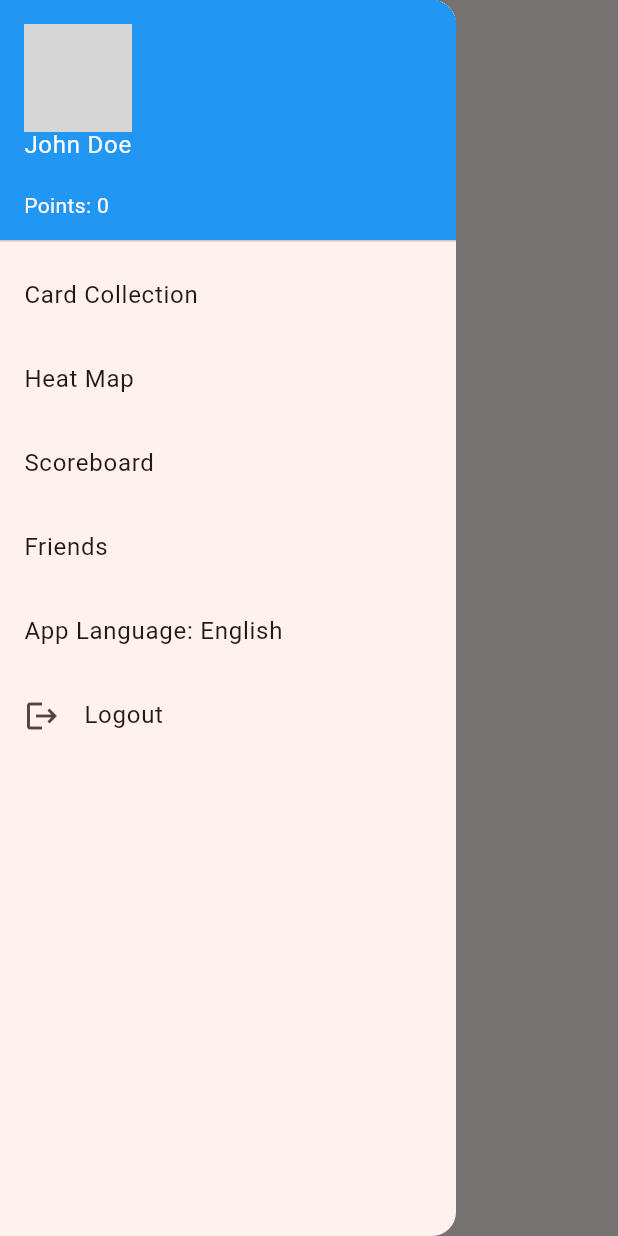
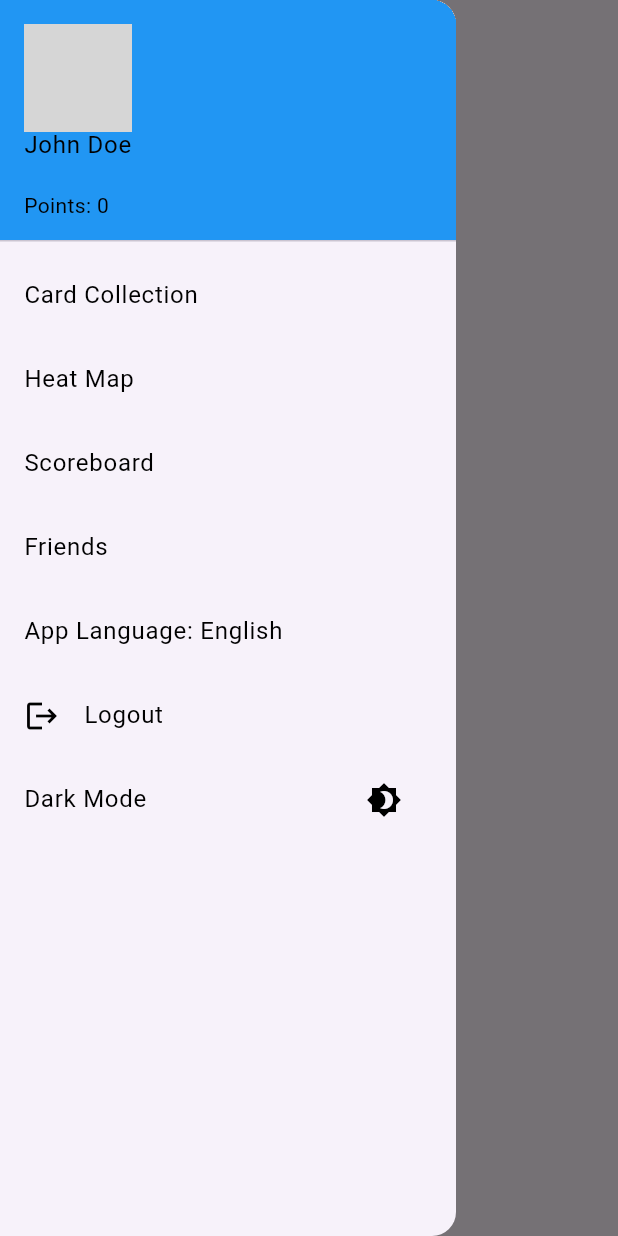
Before and after one commit to Sumanth1997/GemAI_Dev, a Flutter app: the screen it shows once a user with an empty profile is signed in, with the side drawer open, on a phone screen of 412 x 824 dp. Run offline on Flutter 3.47's test engine with Material 3 defaults, Android fonts, the phone set to English and light mode, and no system bars; our stand-ins replace card_swiper, cloud_firestore, confetti, firebase_auth, firebase_core, firebase_storage and 11 more; missing offline and left inert: firebase_ui_auth, firebase_ui_oauth_google, maps_launcher; accounts and stored records are empty; generated files the repository leaves out were written again; network calls fail; grey boxes are pictures that could not be loaded.

Commit message:
Dark & light mode theme feature

```diff
--- a/scavhunt/lib/Pages/drawer.dart
+++ b/scavhunt/lib/Pages/drawer.dart
@@ -15,7 +15,6 @@ import 'package:cloud_firestore/cloud_firestore.dart';
 import 'package:shared_preferences/shared_preferences.dart';
 import 'package:provider/provider.dart';
 import 'package:flutter_gen/gen_l10n/app_localization.dart';
-
 
 class AppDrawer extends StatefulWidget {
   const AppDrawer({Key? key}) : super(key: key);
@@ -39,6 +38,7 @@ class _AppDrawerState extends State<AppDrawer> {
     'Japanese',
   ];
   bool _showLanguageDropdown = false; // Flag to control dropdown visibility
+  bool _isDarkMode = false; // Flag to control dark mode
 
   @override
   void initState() {
@@ -46,6 +46,7 @@ class _AppDrawerState extends State<AppDrawer> {
     _fetchPoints();
     _loadProfileImage(); // Load the profile image when the widget initializes
     _loadSelectedLanguage(); // Load the selected language from SharedPreferences
+    _loadDarkMode(); // Load dark mode preference
   }
 
   Future<void> _fetchPoints() async {
@@ -122,6 +123,30 @@ class _AppDrawerState extends State<AppDrawer> {
     await prefs.setString('selectedLanguage', _selectedLanguage);
   }
 
+  // Load dark mode preference from SharedPreferences
+  Future<void> _loadDarkMode() async {
+    final prefs = await SharedPreferences.getInstance();
+    setState(() {
+      _isDarkMode = prefs.getBool('isDarkMode') ?? false;
+    });
+  }
+
+  // Save dark mode preference to SharedPreferences
+  Future<void> _saveDarkMode() async {
+    final prefs = await SharedPreferences.getInstance();
+    await prefs.setBool('isDarkMode', _isDarkMode);
+  }
+
+  // Toggle dark mode
+  void _toggleDarkMode() {
+    setState(() {
+      _isDarkMode = !_isDarkMode;
+      _saveDarkMode();
+      // Update the theme provider
+      Provider.of<ThemeProvider>(context, listen: false).toggleTheme();
+    });
+  }
+
   @override
   Widget build(BuildContext context) {
     final user = FirebaseAuth.instance.currentUser;
@@ -134,18 +159,33 @@ class _AppDrawerState extends State<AppDrawer> {
         children: [
           UserAccountsDrawerHeader(
             decoration: BoxDecoration(
-              color: Colors.blue,
+              color: _isDarkMode ? Colors.grey[900] : Colors.blue,
             ),
             accountName: Padding(
               padding:
                   const EdgeInsets.only(top: 35.0), // Increased top padding
-              child: Text('John Doe'),
+              child: Text(
+                'John Doe',
+                style: TextStyle(
+                  color: _isDarkMode ? Colors.white : Colors.black,
+                ),
+              ),
             ),
             accountEmail: Column(
               crossAxisAlignment: CrossAxisAlignment.start,
               children: [
-                Text(email),
-                Text('Points: $currentPoints'),
+                Text(
+                  email,
+                  style: TextStyle(
+                    color: _isDarkMode ? Colors.white : Colors.black,
+                  ),
+                ),
+                Text(
+                  'Points: $currentPoints',
+                  style: TextStyle(
+                    color: _isDarkMode ? Colors.white : Colors.black,
+                  ),
+                ),
               ],
             ),
             currentAccountPicture: GestureDetector(
@@ -159,7 +199,12 @@ class _AppDrawerState extends State<AppDrawer> {
             ),
           ),
           ListTile(
-            title: Text(AppLocalizations.of(context)?.cardCollection ?? 'Card Collection'),
+            title: Text(
+              AppLocalizations.of(context)?.cardCollection ?? 'Card Collection',
+              style: TextStyle(
+                color: _isDarkMode ? Colors.white : Colors.black,
+              ),
+            ),
             onTap: () {
               Navigator.push(
                 context,
@@ -168,7 +213,12 @@ class _AppDrawerState extends State<AppDrawer> {
             },
           ),
           ListTile(
-            title: Text(AppLocalizations.of(context)?.heatMap ?? 'Heat Map'),
+            title: Text(
+              AppLocalizations.of(context)?.heatMap ?? 'Heat Map',
+              style: TextStyle(
+                color: _isDarkMode ? Colors.white : Colors.black,
+              ),
+            ),
             onTap: () {
               Navigator.push(
                 context,
@@ -177,7 +227,12 @@ class _AppDrawerState extends State<AppDrawer> {
             },
           ),
           ListTile(
-            title: Text(AppLocalizations.of(context)?.scoreboard ?? 'Scoreboard'),
+            title: Text(
+              AppLocalizations.of(context)?.scoreboard ?? 'Scoreboard',
+              style: TextStyle(
+                color: _isDarkMode ? Colors.white : Colors.black,
+              ),
+            ),
             onTap: () {
               Navigator.push(
                 context,
@@ -186,7 +241,12 @@ class _AppDrawerState extends State<AppDrawer> {
             },
           ),
           ListTile(
-            title: Text(AppLocalizations.of(context)?.friends ?? 'Scoreboard'),
+            title: Text(
+              AppLocalizations.of(context)?.friends ?? 'Scoreboard',
+              style: TextStyle(
+                color: _isDarkMode ? Colors.white : Colors.black,
+              ),
+            ),
             onTap: () {
               Navigator.push(
                 context,
@@ -195,7 +255,12 @@ class _AppDrawerState extends State<AppDrawer> {
             },
           ),
           ListTile(
-            title: Text('App Language: $_selectedLanguage'), // Display selected language
+            title: Text(
+              'App Language: $_selectedLanguage',
+              style: TextStyle(
+                color: _isDarkMode ? Colors.white : Colors.black,
+              ),
+            ), // Display selected language
             onTap: () {
               setState(() {
                 _showLanguageDropdown = !_showLanguageDropdown; // Toggle dropdown
@@ -207,7 +272,12 @@ class _AppDrawerState extends State<AppDrawer> {
                     items: _languages.map((language) {
                       return DropdownMenuItem<String>(
                         value: language,
-                        child: Text(language),
+                        child: Text(
+                          language,
+                          style: TextStyle(
+                            color: _isDarkMode ? Colors.white : Colors.black,
+                          ),
+                        ),
                       );
                     }).toList(),
                     onChanged: (newValue) {
@@ -215,15 +285,24 @@ class _AppDrawerState extends State<AppDrawer> {
                         _selectedLanguage = newValue!;
                         _saveSelectedLanguage(); // Save the selected language
                         _showLanguageDropdown = false;
-                        Provider.of<LocaleProvider>(context, listen: false).setLocale(newValue);// Hide dropdown after selection
+                        Provider.of<LocaleProvider>(context, listen: false)
+                            .setLocale(newValue); // Hide dropdown after selection
                       });
                     },
                   )
                 : null, // Hide dropdown if not tapped
           ),
           ListTile(
-            title: Text(AppLocalizations.of(context)?.logout ?? 'Scoreboard'),
-            leading: Icon(Icons.logout),
+            title: Text(
+              AppLocalizations.of(context)?.logout ?? 'Scoreboard',
+              style: TextStyle(
+                color: _isDarkMode ? Colors.white : Colors.black,
+              ),
+            ),
+            leading: Icon(
+              Icons.logout,
+              color: _isDarkMode ? Colors.white : Colors.black,
+            ),
             onTap: () async {
               await FirebaseAuth.instance.signOut();
               Navigator.pop(context);
@@ -233,8 +312,35 @@ class _AppDrawerState extends State<AppDrawer> {
               );
             },
           ),
+          ListTile(
+            title: Text(
+              _isDarkMode ? 'Light Mode' : 'Dark Mode',
+              style: TextStyle(
+                color: _isDarkMode ? Colors.white : Colors.black,
+              ),
+            ), // Toggle text based on dark mode
+            trailing: IconButton(
+              icon: Icon(
+                _isDarkMode ? Icons.brightness_7 : Icons.brightness_4,
+                color: _isDarkMode ? Colors.white : Colors.black,
+              ),
+              onPressed: _toggleDarkMode,
+            ),
+          ),
         ],
       ),
     );
   }
 }
+
+// Create a ThemeProvider class to manage the theme
+class ThemeProvider extends ChangeNotifier {
+  bool _isDarkMode = false;
+
+  bool get isDarkMode => _isDarkMode;
+
+  void toggleTheme() {
+    _isDarkMode = !_isDarkMode;
+    notifyListeners();
+  }
+}
--- a/scavhunt/lib/Pages/main.dart
+++ b/scavhunt/lib/Pages/main.dart
@@ -2,6 +2,7 @@ import 'package:firebase_core/firebase_core.dart';
 import 'package:flutter/material.dart';
 import 'package:flutter_localizations/flutter_localizations.dart';
 import 'package:namer_app/Pages/auth_gate.dart';
+import 'package:namer_app/Pages/drawer.dart';
 
 import 'package:namer_app/firebase_options.dart';
 import 'package:namer_app/l10n/l10n.dart';
@@ -25,8 +26,17 @@ void main() async {
   localeProvider.setLocale(selectedLanguage);
 
   runApp(
-    ChangeNotifierProvider.value(
-      value: localeProvider,
+    MultiProvider(
+      providers: [
+        ChangeNotifierProvider.value(
+          value: localeProvider,
+          child: MyApp(),
+        ),
+        ChangeNotifierProvider(
+          create: (context) => ThemeProvider(),
+          child: MyApp(),
+        ),
+      ],
       child: MyApp(),
     ),
   );
@@ -41,10 +51,9 @@ class MyApp extends StatelessWidget {
       builder: (context, localeProvider, child) {
         return MaterialApp(
           title: 'Namer App',
-          theme: ThemeData(
-            useMaterial3: true,
-            colorScheme: ColorScheme.fromSeed(seedColor: Colors.deepOrange),
-          ),
+          theme: Provider.of<ThemeProvider>(context).isDarkMode
+              ? ThemeData.dark() // Use dark theme if dark mode is enabled
+              : ThemeData.light(),
           // home: MyHomePage(),
           supportedLocales: L10n.all,
           localizationsDelegates: [
```
